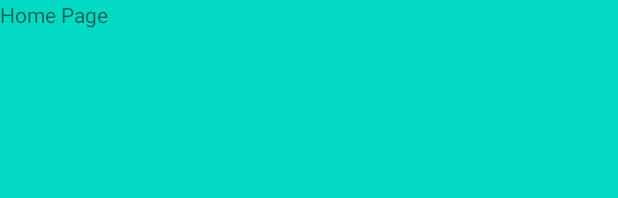
After one commit to Shrimat/Elevate, an Android app: the layout fragment_home.xml on its own in the app's theme, with its tools: preview values and no code run, on a phone screen of 412 x 824 dp. The commit adds this screen. Shown: the top 198 px of the screen. Run offline under Robolectric (Android 15) with nearby library versions, the phone set to English and light mode, and no system bars.

Commit message:
Add home fragment and changed view model observer call

```diff
--- a/app/src/main/java/com/example/elevate/MapsActivity.java
+++ b/app/src/main/java/com/example/elevate/MapsActivity.java
@@ -97,8 +97,12 @@ public class MapsActivity extends FragmentActivity implements OnMapReadyCallback
                     Fragment fragment = null;
 
                     switch (item.getItemId()) {
+                        case R.id.home:
+                            fragment = new HomeFragment();
+                            break;
                         case R.id.maps:
                             fragment = new MapFragment();
+                            break;
                     }
                     getSupportFragmentManager().beginTransaction().add(R.id.container, fragment).commit();
                     return true;
--- /dev/null
+++ b/app/src/main/res/layout/fragment_home.xml
@@ -0,0 +1,15 @@
+<?xml version="1.0" encoding="utf-8"?>
+<FrameLayout xmlns:android="http://schemas.android.com/apk/res/android"
+    xmlns:tools="http://schemas.android.com/tools"
+    android:layout_width="match_parent"
+    android:layout_height="match_parent"
+    tools:context=".HomeFragment">
+
+
+    <TextView
+        android:layout_width="match_parent"
+        android:layout_height="match_parent"
+        android:text="@string/hello_blank_fragment"
+        android:background="@color/colorAccent"/>
+
+</FrameLayout>
--- a/app/src/main/res/values/strings.xml
+++ b/app/src/main/res/values/strings.xml
@@ -1,6 +1,5 @@
 <resources>
     <string name="app_name">Elevate</string>
     <string name="title_activity_maps">Elevate</string>
-    <!-- TODO: Remove or change this placeholder text -->
-    <string name="hello_blank_fragment">Hello blank fragment</string>
+    <string name="hello_blank_fragment">Home Page</string>
 </resources>
```
Also changed, not shown: app/src/main/java/com/example/elevate/HomeFragment.java (added, +32 -0 lines), app/src/main/java/com/example/elevate/maps/MapFragment.java (+11 -9 lines), 216 other files.
